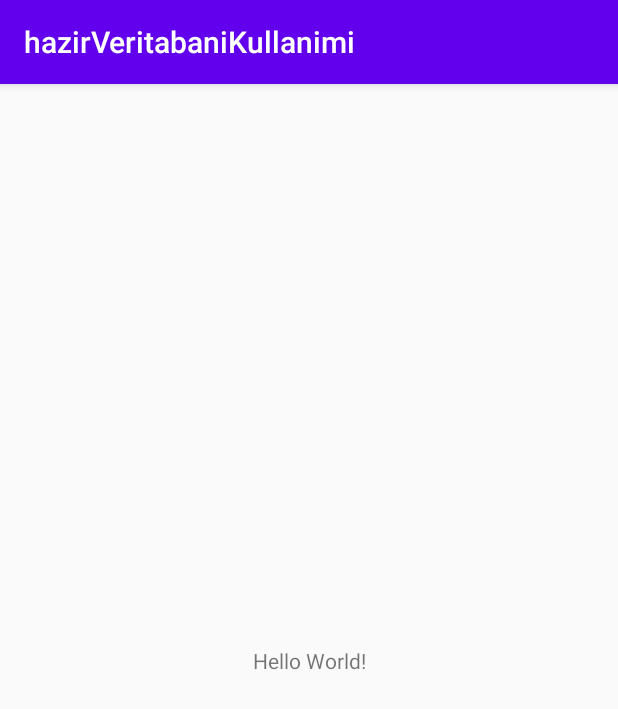
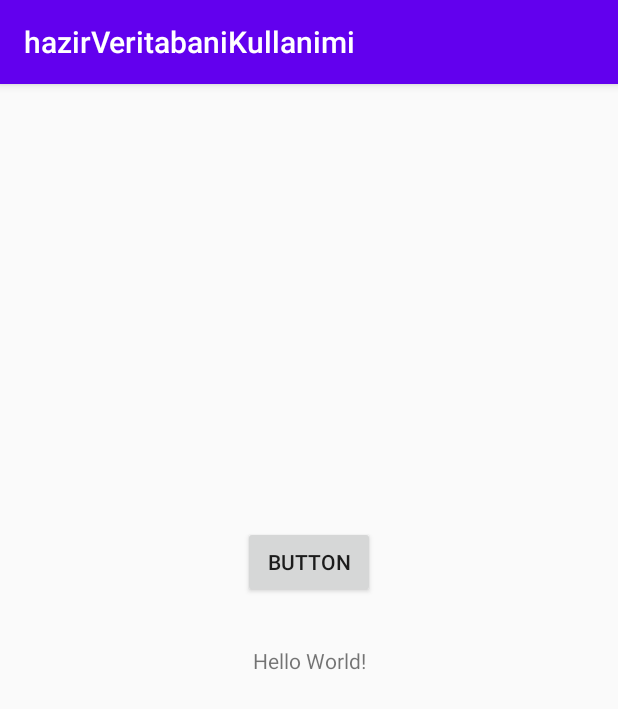
Before and after one commit to zahideaksak/New-Android-Simple-Project, an Android app: the screen it shows after launch (MainActivity), on a phone screen of 412 x 824 dp. Shown: the top 709 px of the screen. Run offline under Robolectric (Android 15) with nearby library versions, the phone set to English and light mode, and no system bars.

Commit message:
Button addded and toast message showed

```diff
--- a/app/src/main/java/com/example/hazirveritabanikullanimi/MainActivity.kt
+++ b/app/src/main/java/com/example/hazirveritabanikullanimi/MainActivity.kt
@@ -2,10 +2,20 @@ package com.example.hazirveritabanikullanimi
 
 import androidx.appcompat.app.AppCompatActivity
 import android.os.Bundle
+import android.view.View
+import android.widget.Button
+import android.widget.Toast
 
 class MainActivity : AppCompatActivity() {
+
     override fun onCreate(savedInstanceState: Bundle?) {
         super.onCreate(savedInstanceState)
         setContentView(R.layout.activity_main)
+
+        val button : Button = findViewById(R.id.simpleButton)
+
+        button.setOnClickListener(View.OnClickListener {
+            Toast.makeText(this, "Butona Basıldı", Toast.LENGTH_SHORT).show()
+        })
     }
 }
--- a/app/src/main/res/layout/activity_main.xml
+++ b/app/src/main/res/layout/activity_main.xml
@@ -7,6 +7,7 @@
     tools:context=".MainActivity">
 
     <TextView
+        android:id="@+id/textView"
         android:layout_width="wrap_content"
         android:layout_height="wrap_content"
         android:text="Hello World!"
@@ -15,4 +16,14 @@
         app:layout_constraintRight_toRightOf="parent"
         app:layout_constraintTop_toTopOf="parent" />
 
+    <Button
+        android:id="@+id/simpleButton"
+        android:layout_width="wrap_content"
+        android:layout_height="wrap_content"
+        android:layout_marginBottom="32dp"
+        android:text="Button"
+        app:layout_constraintBottom_toTopOf="@+id/textView"
+        app:layout_constraintEnd_toEndOf="parent"
+        app:layout_constraintStart_toStartOf="parent" />
+
 </androidx.constraintlayout.widget.ConstraintLayout>
```
